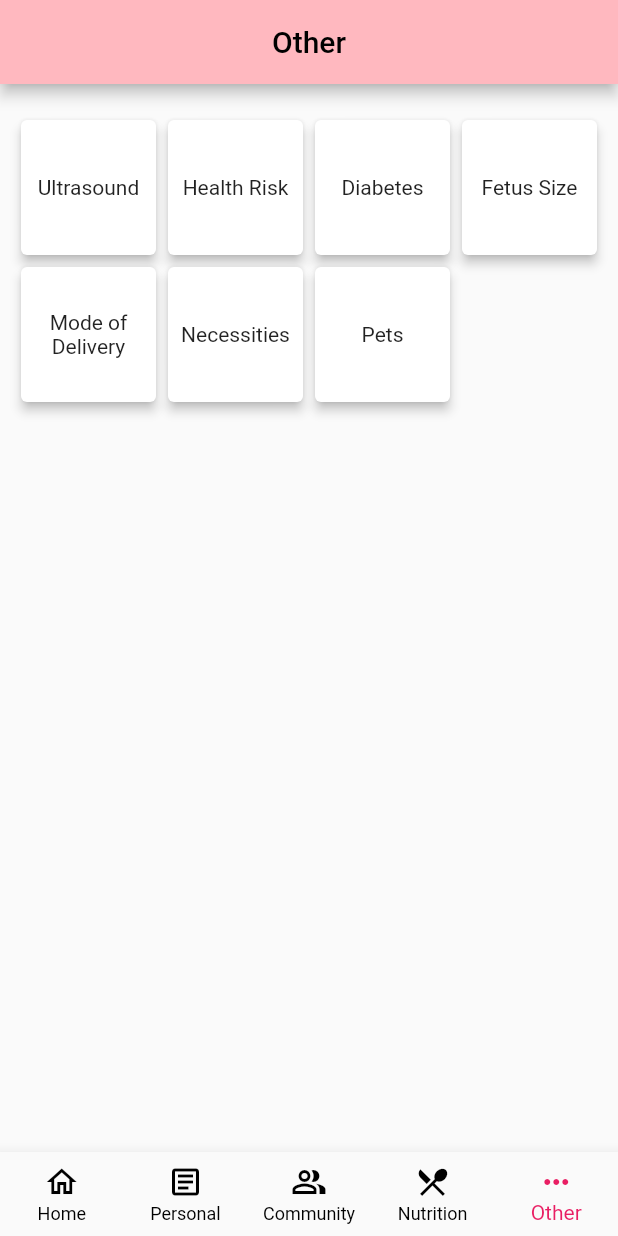
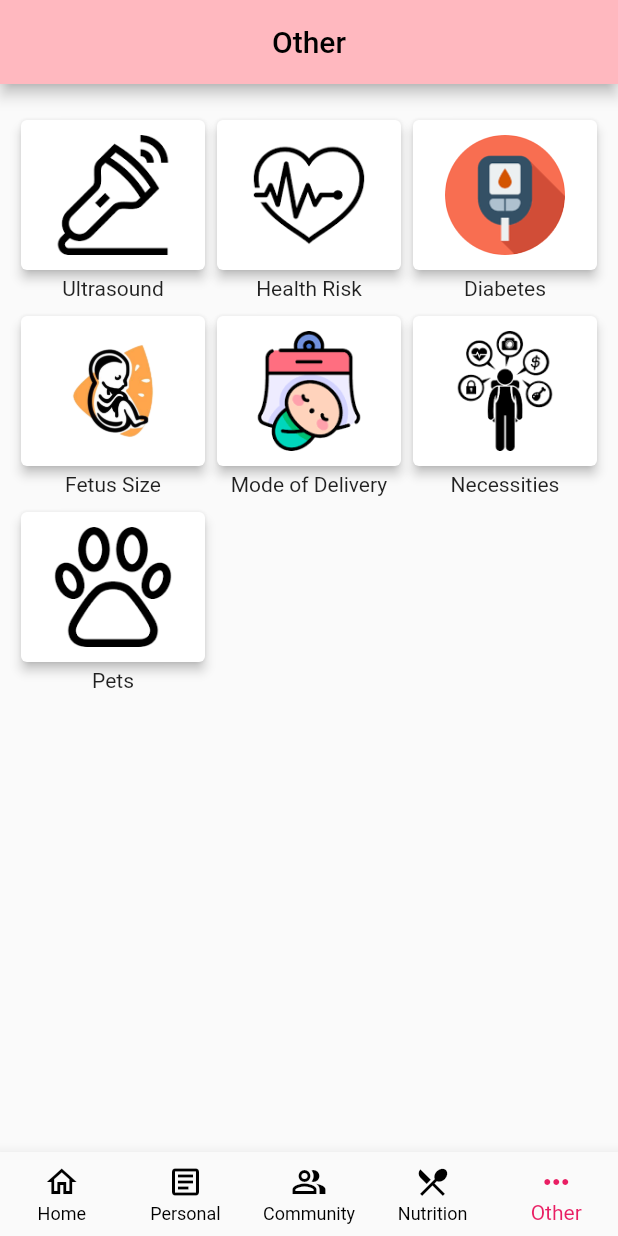
Before and after one commit to yiwan-21/umh23-pregnancy, a Flutter app: the screen it shows after launch, item 5 of the bottom bar chosen, on a phone screen of 412 x 824 dp. Run offline on Flutter 3.47's test engine with Material 2 defaults, Android fonts, the phone set to English and light mode, and no system bars; our stand-ins replace dropdown_search, image_picker.

Commit message:
feat other icons

```diff
--- a/lib/other.dart
+++ b/lib/other.dart
@@ -20,6 +20,16 @@ class Other extends StatelessWidget {
     "Pets": const Pets(),
   };
 
+  final List<String> _images = [
+    'assets/images/ultrasound.png',
+    'assets/images/health risk.png',
+    'assets/images/diabetes.png',
+    'assets/images/fetus size.png',
+    'assets/images/mode of delivery.png',
+    'assets/images/necessities.png',
+    'assets/images/pets.png',
+  ];
+
   @override
   Widget build(BuildContext context) {
     return Scaffold(
@@ -33,7 +43,7 @@ class Other extends StatelessWidget {
         child: GridView.count(
           crossAxisCount:
               MediaQuery.of(context).orientation == Orientation.portrait
-                  ? 4
+                  ? 3
                   : 6,
           children: _pages.entries.map((entry) {
             return InkWell(
@@ -43,14 +53,25 @@ class Other extends StatelessWidget {
                   MaterialPageRoute(builder: (context) => entry.value),
                 );
               },
-              child: Card(
-                elevation: 3,
-                child: Center(
-                  child: Text(
+              child: Column(
+                children: [
+                  Card(
+                    elevation: 3,
+                    child: Container(
+                      alignment: Alignment.center,
+                      padding: const EdgeInsets.symmetric(vertical: 10),
+                      child: Image.asset(
+                        _images[_pages.keys.toList().indexOf(entry.key)],
+                        height: 80,
+                        width: 80,
+                      ),
+                    ),
+                  ),
+                  Text(
                     entry.key,
                     textAlign: TextAlign.center,
                   ),
-                ),
+                ],
               ),
             );
           }).toList(),
```
Also changed, not shown: assets/images/diabetes.png (added), assets/images/fetus size.png (added), assets/images/health risk.png (added), assets/images/mode of delivery.png (added), assets/images/necessities.png (added), assets/images/pets.png (added), assets/images/ultrasound.png (added).
